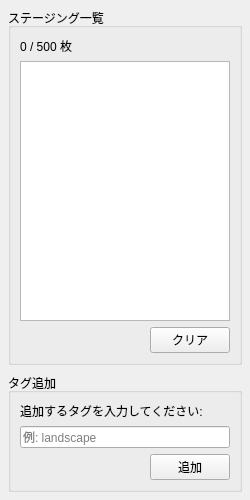
First picture: the form in src/lorairo/gui/designer/BatchTagAddWidget.ui, repository NEXTAltair/LoRAIro, before the edit.
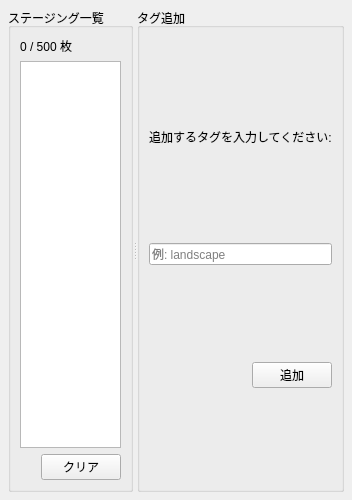
Second picture: the form after the edit.

Diff of the .ui file:
```diff
--- a/src/lorairo/gui/designer/BatchTagAddWidget.ui
+++ b/src/lorairo/gui/designer/BatchTagAddWidget.ui
@@ -30,6 +30,13 @@
     <number>8</number>
    </property>
    <item>
+    <widget class="QSplitter" name="splitterBatchTagStaging">
+     <property name="orientation">
+      <enum>Qt::Orientation::Horizontal</enum>
+     </property>
+     <property name="childrenCollapsible">
+      <bool>false</bool>
+     </property>
     <widget class="QGroupBox" name="groupBoxStagingList">
      <property name="title">
       <string>ステージング一覧</string>
@@ -117,8 +124,6 @@
       </item>
      </layout>
     </widget>
-   </item>
-   <item>
     <widget class="QGroupBox" name="groupBoxTagInput">
      <property name="title">
       <string>タグ追加</string>
@@ -184,6 +189,7 @@
        </layout>
       </item>
      </layout>
+     </widget>
     </widget>
    </item>
   </layout>
```
Lines whose indentation alone changed are shown as unchanged.
